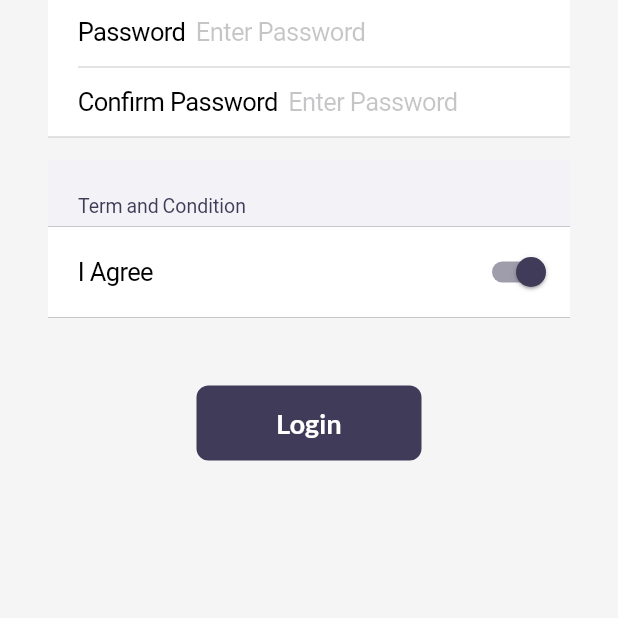
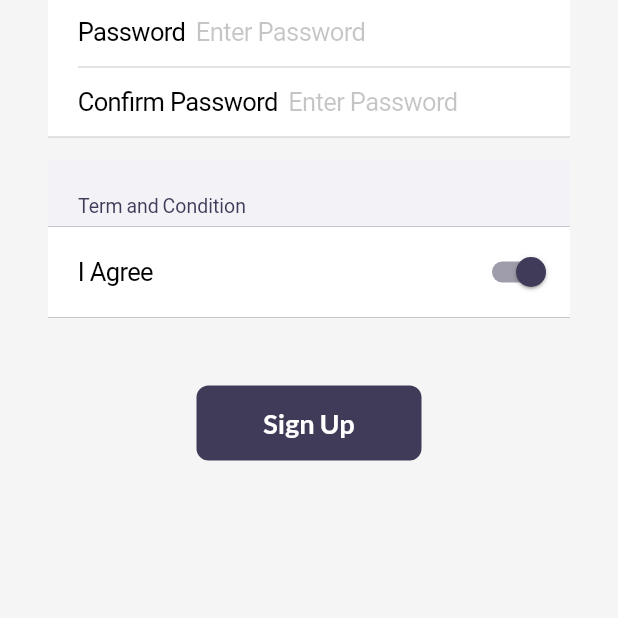
Before and after one commit to sumitk9887/BuySmart, a Flutter app: the LoginPage screen opened by its route, after a tap on "Login", after a tap on "Sign Up", on a phone screen of 412 x 824 dp, the part 618-1236 px from its top. Run offline on Flutter 3.47's test engine with Material 2 defaults, Android fonts, the phone set to English and light mode, and no system bars; drawn by our look-alikes of velocity_x; our stand-ins replace google_fonts, url_strategy; network calls fail.

Commit message:
iamge updated

```diff
--- a/lib/pages/login_page.dart
+++ b/lib/pages/login_page.dart
@@ -29,6 +29,7 @@ class _LoginPageState extends State<LoginPage> {
   Widget build(BuildContext context) {
     return Material(
       color: context.canvasColor,
+      child: SafeArea(
         child: SingleChildScrollView(
           child: Form(
             key: _formKey,
@@ -75,7 +76,8 @@ class _LoginPageState extends State<LoginPage> {
                     SizedBox(height: 40),
                     Material(
                       color: context.theme.buttonColor,
-                    borderRadius: BorderRadius.circular(changeButton ? 50 : 8),
+                      borderRadius:
+                          BorderRadius.circular(changeButton ? 50 : 8),
                       child: InkWell(
                         onTap: () => moveToHome(context),
                         child: AnimatedContainer(
@@ -136,6 +138,7 @@ class _LoginPageState extends State<LoginPage> {
             ),
           ),
         ),
+      ),
     );
   }
 }
--- a/lib/pages/signup_page.dart
+++ b/lib/pages/signup_page.dart
@@ -116,7 +116,7 @@ class SignUpPage extends StatelessWidget {
                       width: 150,
                       height: 50,
                       child: Text(
-                        "Login",
+                        "Sign Up",
                         style: TextStyle(
                             color: Colors.white,
                             fontSize: 18,
```
Also changed, not shown: assets/images/login_image.png. Lines whose indentation alone changed are shown as unchanged.
